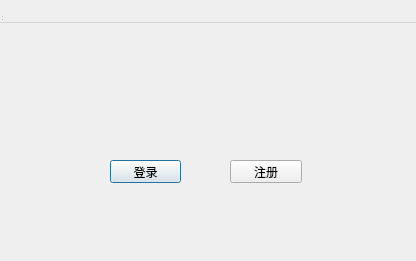
Old version of the form tcpclient.ui in the repository HustGw/CLLLLLLLSAFFFFFEWINN.
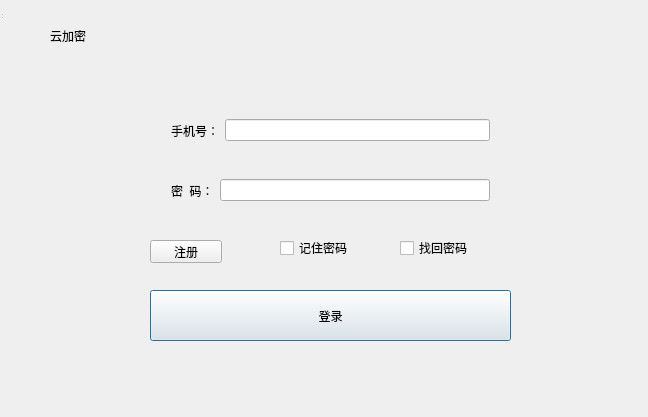
New version of the form.

What changed in the file:
```diff
--- a/tcpclient.ui
+++ b/tcpclient.ui
@@ -6,21 +6,29 @@
    <rect>
     <x>0</x>
     <y>0</y>
-    <width>416</width>
-    <height>261</height>
+    <width>648</width>
+    <height>417</height>
    </rect>
   </property>
   <property name="windowTitle">
    <string>登录</string>
   </property>
-  <widget class="QWidget" name="centralWidget">
+  <widget class="QWidget" name="centralWidget" native="true">
+   <property name="geometry">
+    <rect>
+     <x>0</x>
+     <y>0</y>
+     <width>651</width>
+     <height>421</height>
+    </rect>
+   </property>
    <widget class="QPushButton" name="sendBtn">
     <property name="geometry">
      <rect>
-      <x>110</x>
-      <y>160</y>
-      <width>71</width>
-      <height>23</height>
+      <x>150</x>
+      <y>290</y>
+      <width>361</width>
+      <height>51</height>
      </rect>
     </property>
     <property name="text">
@@ -30,8 +38,8 @@
    <widget class="QPushButton" name="signBtn">
     <property name="geometry">
      <rect>
-      <x>230</x>
-      <y>160</y>
+      <x>150</x>
+      <y>240</y>
       <width>72</width>
       <height>23</height>
      </rect>
@@ -43,10 +51,10 @@
    <widget class="QWidget" name="layoutWidget">
     <property name="geometry">
      <rect>
-      <x>110</x>
-      <y>90</y>
-      <width>189</width>
-      <height>22</height>
+      <x>160</x>
+      <y>160</y>
+      <width>341</width>
+      <height>61</height>
      </rect>
     </property>
     <layout class="QHBoxLayout" name="horizontalLayout_2">
@@ -58,17 +66,27 @@
       </widget>
      </item>
      <item>
-      <widget class="QLineEdit" name="passwardLineEdit"/>
+      <widget class="QLineEdit" name="passwardLineEdit">
+       <property name="enabled">
+        <bool>true</bool>
+       </property>
+       <property name="text">
+        <string/>
+       </property>
+       <property name="echoMode">
+        <enum>QLineEdit::Password</enum>
+       </property>
+      </widget>
      </item>
     </layout>
    </widget>
    <widget class="QWidget" name="layoutWidget">
     <property name="geometry">
      <rect>
-      <x>110</x>
-      <y>40</y>
-      <width>189</width>
-      <height>22</height>
+      <x>160</x>
+      <y>100</y>
+      <width>341</width>
+      <height>61</height>
      </rect>
     </property>
     <layout class="QHBoxLayout" name="horizontalLayout">
@@ -84,26 +102,66 @@
      </item>
     </layout>
    </widget>
-  </widget>
-  <widget class="QMenuBar" name="menuBar">
-   <property name="geometry">
-    <rect>
-     <x>0</x>
-     <y>0</y>
-     <width>416</width>
-     <height>23</height>
-    </rect>
-   </property>
+   <widget class="QCheckBox" name="checkBox">
+    <property name="geometry">
+     <rect>
+      <x>280</x>
+      <y>240</y>
+      <width>91</width>
+      <height>16</height>
+     </rect>
+    </property>
+    <property name="text">
+     <string>记住密码</string>
+    </property>
+   </widget>
+   <widget class="QCheckBox" name="checkBox_2">
+    <property name="geometry">
+     <rect>
+      <x>400</x>
+      <y>240</y>
+      <width>91</width>
+      <height>16</height>
+     </rect>
+    </property>
+    <property name="text">
+     <string>找回密码</string>
+    </property>
+   </widget>
+   <widget class="QLabel" name="label_3">
+    <property name="geometry">
+     <rect>
+      <x>50</x>
+      <y>20</y>
+      <width>101</width>
+      <height>31</height>
+     </rect>
+    </property>
+    <property name="text">
+     <string>云加密</string>
+    </property>
+   </widget>
   </widget>
   <widget class="QToolBar" name="mainToolBar">
-   <attribute name="toolBarArea">
-    <enum>TopToolBarArea</enum>
-   </attribute>
-   <attribute name="toolBarBreak">
-    <bool>false</bool>
-   </attribute>
+   <property name="geometry">
+    <rect>
+     <x>0</x>
+     <y>0</y>
+     <width>4</width>
+     <height>12</height>
+    </rect>
+   </property>
   </widget>
-  <widget class="QStatusBar" name="statusBar"/>
+  <widget class="QStatusBar" name="statusBar">
+   <property name="geometry">
+    <rect>
+     <x>0</x>
+     <y>0</y>
+     <width>3</width>
+     <height>20</height>
+    </rect>
+   </property>
+  </widget>
  </widget>
  <layoutdefault spacing="6" margin="11"/>
  <resources/>
```
